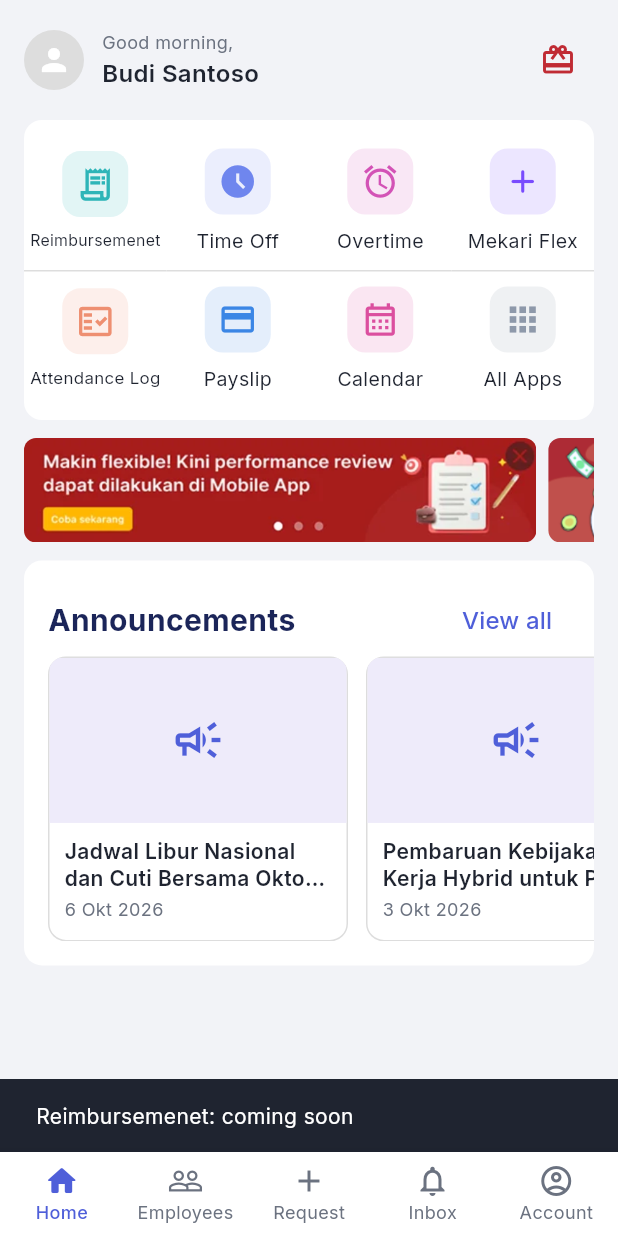
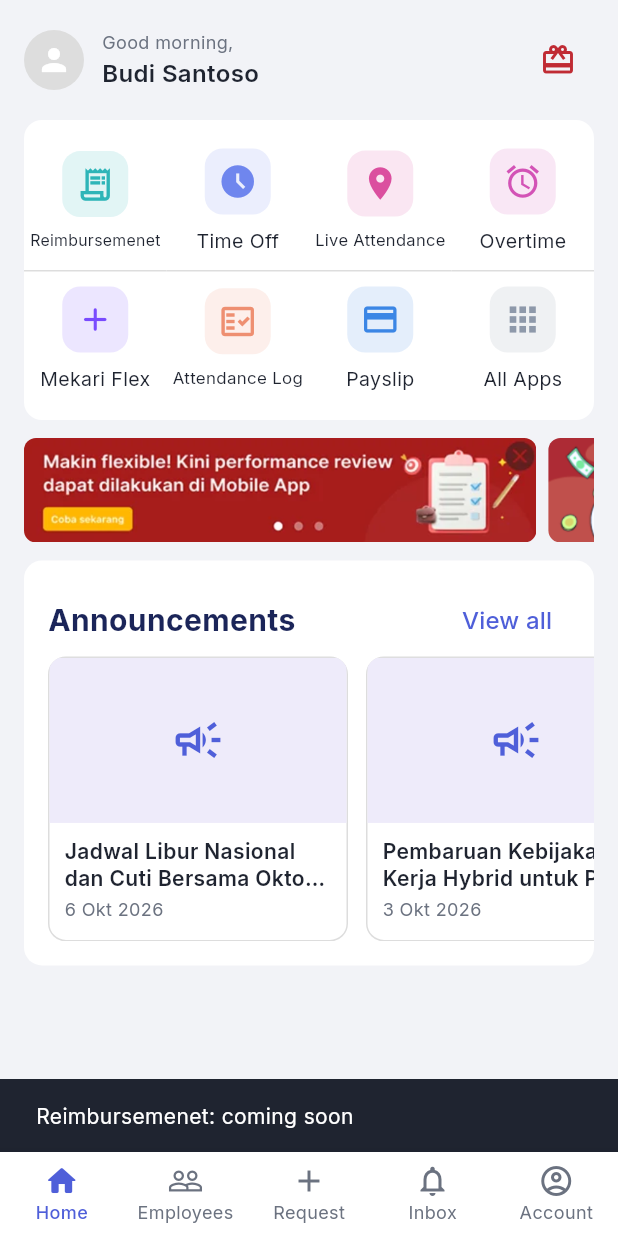
Before and after one commit to Naqila-Syaniwa/presensi-magang, a Flutter app: the HomeScreen screen opened by its route, after a tap on "Reimbursemenet", on a phone screen of 412 x 824 dp. Run offline on Flutter 3.47's test engine with Material 3 defaults, Android fonts, the phone set to English and light mode, and no system bars; our stand-ins replace flutter_svg, google_fonts, shared_preferences, smooth_page_indicator; accounts and stored records are empty.

Commit message:
feat(home): ganti menu Calendar jadi Live Attendance dan daftarkan route
Tambah AppRoutes.liveAttendance dan entri route di main.dart

Item Calendar di menu_data diganti Live Attendance

Perbaiki onTap HomeMenuGrid: navigasi hanya untuk Live Attendance, menu lain tetap snackbar

Co-Authored-By: Claude Sonnet 5.5 <noreply@anthropic.com>

Claude-Session: https://claude.ai/code/session_011DRswc95PXSURybnRZRg1y

```diff
--- a/lib/core/app_routes.dart
+++ b/lib/core/app_routes.dart
@@ -5,4 +5,5 @@ class AppRoutes {
   static const String onboarding = '/onboarding';
   static const String login = '/login';
   static const String home = '/home';
+  static const String liveAttendance = '/live-attendance';
 }
--- a/lib/features/home/data/menu_data.dart
+++ b/lib/features/home/data/menu_data.dart
@@ -23,6 +23,11 @@ const List<HomeMenuItem> homeMenuItems = [
     icon: Icons.access_time_filled,
     color: Color(0xFF6F86EE),
   ),
+  HomeMenuItem(
+    label: 'Live Attendance',
+    icon: Icons.location_on,
+    color: Color(0xFFDB4F9F),
+  ),
   HomeMenuItem(label: 'Overtime', icon: Icons.alarm, color: Color(0xFFD353B6)),
   HomeMenuItem(
     label: 'Mekari Flex',
@@ -39,11 +44,7 @@ const List<HomeMenuItem> homeMenuItems = [
     icon: Icons.payment_outlined,
     color: Color(0xFF3B86E5),
   ),
-  HomeMenuItem(
-    label: 'Calendar',
-    icon: Icons.calendar_month_outlined,
-    color: Color(0xFFDB4F9F),
-  ),
+
   HomeMenuItem(
     label: 'All Apps',
     icon: Icons.apps_rounded,
--- a/lib/features/home/widgets/home_menu_grid.dart
+++ b/lib/features/home/widgets/home_menu_grid.dart
@@ -2,6 +2,7 @@ import 'package:flutter/material.dart';
 import 'package:presensimagang/core/app_colors.dart';
 import 'package:presensimagang/core/app_text_styles.dart';
 import 'package:presensimagang/features/home/data/menu_data.dart';
+import 'package:presensimagang/core/app_routes.dart';
 
 class HomeMenuGrid extends StatelessWidget {
   const HomeMenuGrid({super.key});
@@ -44,9 +45,15 @@ class _MenuTile extends StatelessWidget {
       child: InkWell(
         borderRadius: BorderRadius.circular(12),
         onTap: () {
-          ScaffoldMessenger.of(context).showSnackBar(
-            SnackBar(content: Text('${item.label}: coming soon')),
-          );
+          if (item.label == 'Live Attendance') {
+            Navigator.pushNamed(context, AppRoutes.liveAttendance);
+            return;
+          }
+          ScaffoldMessenger.of(context)
+            ..hideCurrentSnackBar()
+            ..showSnackBar(
+              SnackBar(content: Text('${item.label}: coming soon')),
+            );
         },
         child: Padding(
           padding: const EdgeInsets.symmetric(horizontal: 4, vertical: 8),
--- a/lib/main.dart
+++ b/lib/main.dart
@@ -5,6 +5,7 @@ import 'package:presensimagang/features/auth/login_screen.dart';
 import 'package:presensimagang/features/home/home_screen.dart';
 import 'package:presensimagang/features/onboarding/onboarding_screen.dart';
 import 'package:presensimagang/features/splash/splash_screen.dart';
+import 'package:presensimagang/features/attendance/live_attendance_screen.dart';
 
 void main() {
   runApp(const MyApp());
@@ -25,6 +26,7 @@ class MyApp extends StatelessWidget {
         AppRoutes.onboarding: (_) => const OnboardingScreen(),
         AppRoutes.login: (_) => const LoginScreen(),
         AppRoutes.home: (_) => const HomeScreen(),
+        AppRoutes.liveAttendance: (_) => const LiveAttendanceScreen(),
       },
     );
   }
```
